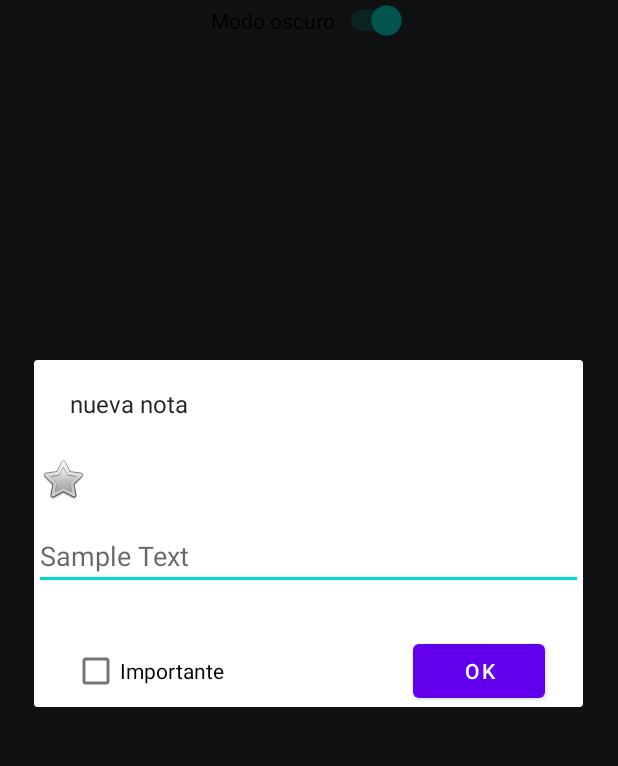
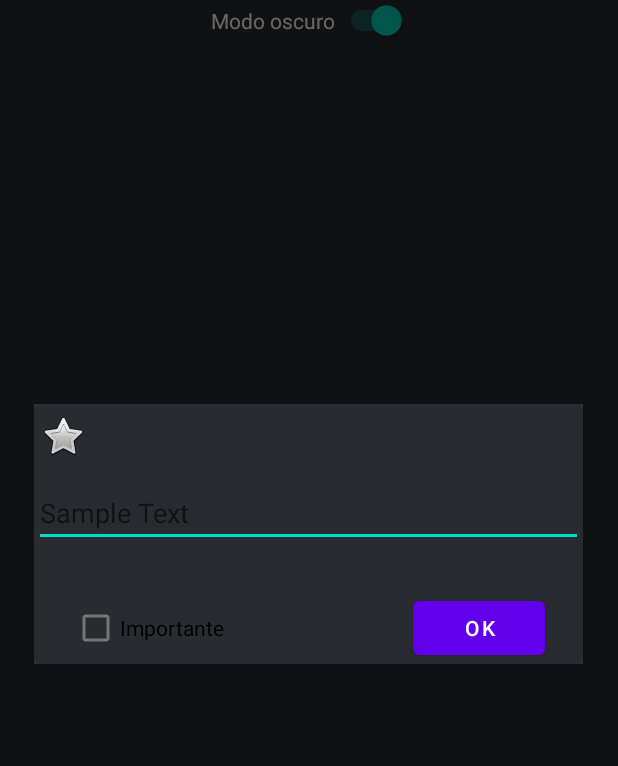
Before and after one commit to enekor/ProyectoAndroidT1, an Android app: the screen it shows after launch (MainActivity), after a tap on "Item", on a phone screen of 412 x 824 dp, the part 84-850 px from its top. Run offline under Robolectric (Android 15) with nearby library versions, the phone set to English and light mode, and no system bars.

Commit message:
modo oscuro implementado del todo

```diff
--- a/app/src/main/java/com/example/keepneo/MainActivity.java
+++ b/app/src/main/java/com/example/keepneo/MainActivity.java
@@ -53,8 +53,8 @@ public class MainActivity extends AppCompatActivity implements OnClick {
     @Override
     public boolean onOptionsItemSelected(@NonNull MenuItem item) {
         if(item.getItemId() == R.id.newNote){
-            NewNote nn = new NewNote();
-            nn.show(getSupportFragmentManager(),"nueva nota");
+            NewNote nn = new NewNote(modoOscuro);
+            nn.show(getSupportFragmentManager(),null);
         }
         return false;
     }
@@ -62,8 +62,8 @@ public class MainActivity extends AppCompatActivity implements OnClick {
     @Override
     public void onClick(int posicion) {
         //Toast.makeText(this, ""+posicion, Toast.LENGTH_SHORT).show();
-        ViewNote vn = new ViewNote(notas.get(posicion),posicion);
-        vn.show(getSupportFragmentManager(),"Ver nota");
+        ViewNote vn = new ViewNote(notas.get(posicion),posicion,modoOscuro);
+        vn.show(getSupportFragmentManager(),null);
     }
 
     @Override
@@ -173,10 +173,12 @@ public class MainActivity extends AppCompatActivity implements OnClick {
             //Toast.makeText(this, "true", Toast.LENGTH_SHORT).show();
             layout.setBackgroundColor(Color.rgb(40,43,48));
             listado.setBackgroundColor(Color.rgb(40,43,48));
+            oscuroCheck.setTextColor(Color.WHITE);
         }else{
             //Toast.makeText(this, "false", Toast.LENGTH_SHORT).show();
             layout.setBackgroundColor(Color.WHITE);
             listado.setBackgroundColor(Color.WHITE);
+            oscuroCheck.setTextColor(Color.BLACK);
         }
         setAdaptador();
     }
--- a/app/src/main/java/com/example/keepneo/NewNote.java
+++ b/app/src/main/java/com/example/keepneo/NewNote.java
@@ -2,6 +2,7 @@ package com.example.keepneo;
 
 import android.app.AlertDialog;
 import android.app.Dialog;
+import android.graphics.Color;
 import android.os.Bundle;
 import android.view.LayoutInflater;
 import android.view.View;
@@ -14,6 +15,7 @@ import android.widget.Toast;
 
 import androidx.annotation.NonNull;
 import androidx.annotation.Nullable;
+import androidx.constraintlayout.widget.ConstraintLayout;
 import androidx.fragment.app.DialogFragment;
 
 import java.util.Objects;
@@ -25,6 +27,12 @@ public class NewNote extends DialogFragment {
     private ImageView importante,noImportante;
     private EditText texto;
     private MainActivity main;
+    private ConstraintLayout layout;
+    private boolean oscuro;
+
+    public NewNote(boolean oscuro){
+        this.oscuro= oscuro;
+    }
 
     @NonNull
     @Override
@@ -39,11 +47,20 @@ public class NewNote extends DialogFragment {
         importante = dialogoView.findViewById(R.id.noteImportant);
         noImportante = dialogoView.findViewById(R.id.noteNotInportant);
         texto = dialogoView.findViewById(R.id.noteText);
+        layout = dialogoView.findViewById(R.id.layoutNota);
+
+        if(oscuro){
+            layout.setBackgroundColor(Color.rgb(40,43,48));
+            texto.setTextColor(Color.WHITE);
+        }else{
+            layout.setBackgroundColor(Color.WHITE);
+            texto.setTextColor(Color.BLACK);
+        }
 
         noImportante.setVisibility(View.VISIBLE);
         importante.setVisibility(View.GONE);
 
-        builder.setView(dialogoView).setMessage("nueva nota");
+        builder.setView(dialogoView);
 
         /**
          * cuando le des al checkBox se cambia de forma la estrella de importante
--- a/app/src/main/res/layout/note.xml
+++ b/app/src/main/res/layout/note.xml
@@ -3,7 +3,7 @@
                                                    xmlns:app="http://schemas.android.com/apk/res-auto"
                                                    xmlns:tools="http://schemas.android.com/tools"
                                                    android:layout_width="match_parent"
-    android:layout_height="match_parent">
+                                                   android:layout_height="match_parent" android:id="@+id/layoutNota">
 
     <EditText
             android:id="@+id/noteText"
@@ -25,7 +25,7 @@
             android:layout_marginTop="30dp"
             android:text="Importante"
             app:layout_constraintStart_toStartOf="parent"
-        app:layout_constraintTop_toBottomOf="@+id/noteText" />
+            app:layout_constraintTop_toBottomOf="@+id/noteText"/>
 
     <ImageView
             android:id="@+id/noteImportant"
@@ -35,7 +35,7 @@
             android:layout_marginTop="5dp"
             app:layout_constraintStart_toStartOf="parent"
             app:layout_constraintTop_toTopOf="parent"
-        app:srcCompat="@android:drawable/btn_star_big_on" />
+            app:srcCompat="@android:drawable/btn_star_big_on"/>
 
     <Button
             android:id="@+id/noteOk"
@@ -45,7 +45,7 @@
             android:layout_marginEnd="25dp"
             android:text="Ok"
             app:layout_constraintEnd_toEndOf="parent"
-        app:layout_constraintTop_toBottomOf="@+id/noteText" />
+            app:layout_constraintTop_toBottomOf="@+id/noteText"/>
 
     <ImageView
             android:id="@+id/noteNotInportant"
@@ -55,5 +55,5 @@
             android:layout_marginTop="5dp"
             app:layout_constraintStart_toEndOf="@+id/noteImportant"
             app:layout_constraintTop_toTopOf="parent"
-        app:srcCompat="@android:drawable/btn_star_big_off" />
+            app:srcCompat="@android:drawable/btn_star_big_off"/>
 </androidx.constraintlayout.widget.ConstraintLayout>
```
Also changed, not shown: app/src/main/java/com/example/keepneo/ViewNote.java (+17 -2 lines). Lines whose indentation alone changed are shown as unchanged.
